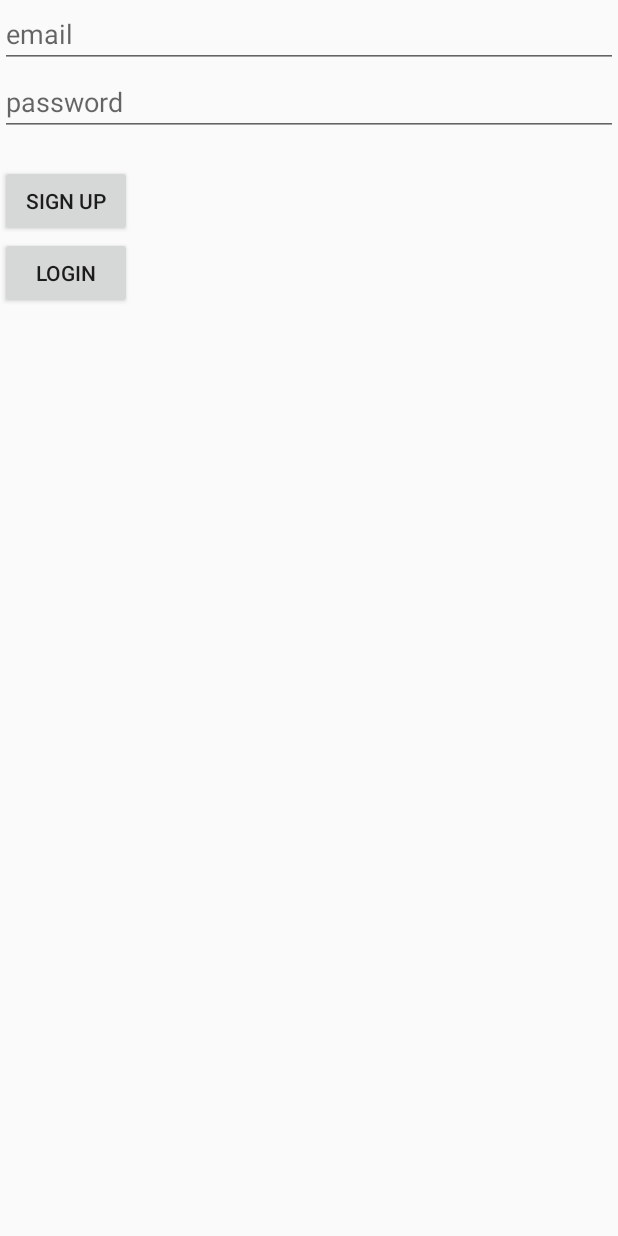
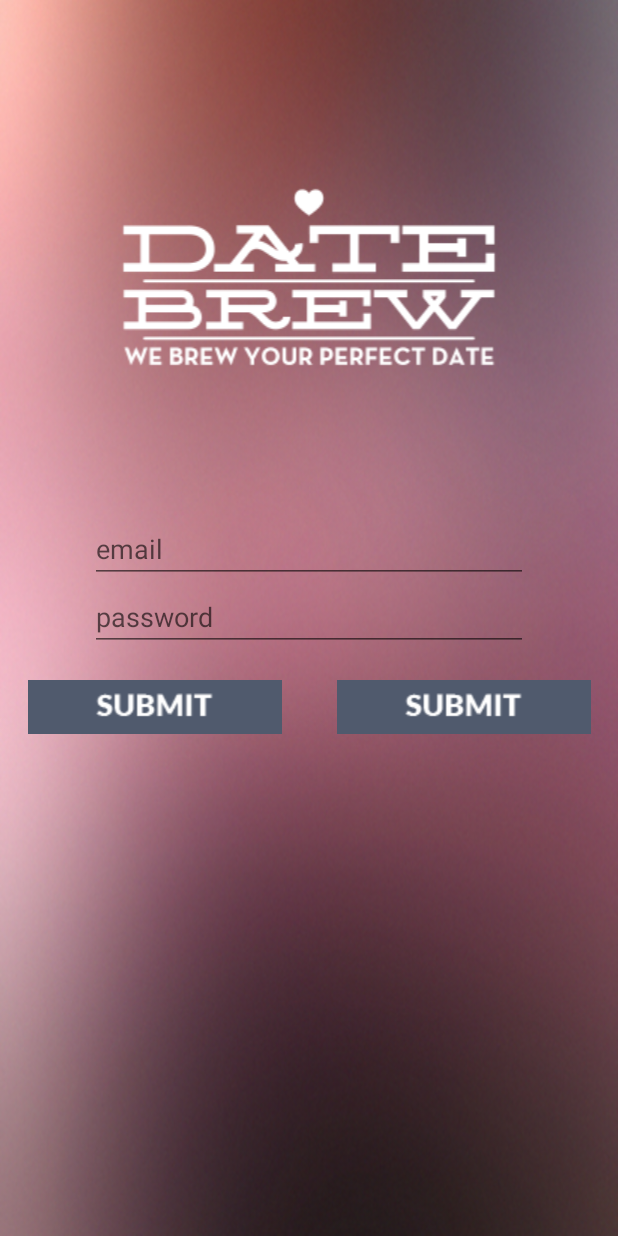
Before and after one commit to levibostian/DateBrew, an Android app: the screen it shows after launch (MainActivity), after a tap on an icon or button, on a phone screen of 412 x 824 dp. Run offline under Robolectric (Android 15) with nearby library versions, the phone set to English and light mode, and no system bars.

Commit message:
Add another screen for login and old login screen is now welcome screen.

```diff
--- a/app/src/main/java/co/perfectnight/perfectnight/fragment/LoginFragment.java
+++ b/app/src/main/java/co/perfectnight/perfectnight/fragment/LoginFragment.java
@@ -4,13 +4,14 @@ import android.app.Fragment;
 import android.content.Context;
 import android.os.Bundle;
 import android.support.annotation.Nullable;
+import android.support.v7.app.ActionBarActivity;
 import android.view.LayoutInflater;
 import android.view.View;
 import android.view.ViewGroup;
 import android.view.inputmethod.InputMethodManager;
 import android.widget.Button;
 import android.widget.EditText;
-import android.widget.FrameLayout;
+import android.widget.ImageView;
 import android.widget.TextView;
 import co.perfectnight.perfectnight.R;
 import com.parse.LogInCallback;
@@ -22,8 +23,8 @@ public class LoginFragment extends Fragment {
 
     private EditText mEmailEditText;
     private EditText mPasswordEditText;
-    private Button mSignUpButton;
-    private Button mLoginButton;
+    private ImageView mSignUpButton;
+    private ImageView mLoginButton;
     private TextView mErrorText;
 
     public static LoginFragment newInstance() {
@@ -37,8 +38,8 @@ public class LoginFragment extends Fragment {
 
         mEmailEditText = (EditText) view.findViewById(R.id.email_edittext);
         mPasswordEditText = (EditText) view.findViewById(R.id.password_edittext);
-        mSignUpButton = (Button) view.findViewById(R.id.signup_button);
-        mLoginButton = (Button) view.findViewById(R.id.login_button);
+        mSignUpButton = (ImageView) view.findViewById(R.id.signup_button);
+        mLoginButton = (ImageView) view.findViewById(R.id.login_button);
         mErrorText = (TextView) view.findViewById(R.id.error_text);
 
         mSignUpButton.setOnClickListener(new View.OnClickListener() {
--- a/app/src/main/java/co/perfectnight/perfectnight/fragment/PriceFragment.java
+++ b/app/src/main/java/co/perfectnight/perfectnight/fragment/PriceFragment.java
@@ -3,6 +3,7 @@ package co.perfectnight.perfectnight.fragment;
 import android.app.Fragment;
 import android.os.Bundle;
 import android.support.annotation.Nullable;
+import android.support.v7.app.ActionBarActivity;
 import android.view.LayoutInflater;
 import android.view.Menu;
 import android.view.MenuInflater;
@@ -28,6 +29,7 @@ public class PriceFragment extends Fragment {
         View view = inflater.inflate(R.layout.fragment_price, container, false);
 
         setHasOptionsMenu(true);
+        showActionBar();
 
         mLowestPriceButton = (Button) view.findViewById(R.id.lowest_price_button);
         mMediumPriceButton = (Button) view.findViewById(R.id.medium_price_button);
@@ -72,4 +74,9 @@ public class PriceFragment extends Fragment {
 
         return super.onOptionsItemSelected(item);
     }
+
+    private void showActionBar() {
+        ((ActionBarActivity) getActivity()).getSupportActionBar().show();
+    }
+
 }
--- a/app/src/main/res/layout/fragment_login.xml
+++ b/app/src/main/res/layout/fragment_login.xml
@@ -1,11 +1,23 @@
 <?xml version="1.0" encoding="utf-8"?>
 <LinearLayout xmlns:android="http://schemas.android.com/apk/res/android"
+    xmlns:tools="http://schemas.android.com/tools"
     android:orientation="vertical"
     android:layout_width="match_parent"
-    android:layout_height="match_parent">
+    android:layout_height="match_parent"
+    android:background="@drawable/background"
+    tools:context=".MainActivity">
+
+    <ImageView
+        android:paddingTop="120dp"
+        android:src="@drawable/logo"
+        android:layout_width="match_parent"
+        android:layout_height="wrap_content"
+        android:paddingBottom="90dp"/>
 
     <EditText
         android:id="@+id/email_edittext"
+        android:layout_marginLeft="60dp"
+        android:layout_marginRight="60dp"
         android:layout_width="match_parent"
         android:layout_height="wrap_content"
         android:hint="email"/>
@@ -14,6 +26,8 @@
         android:id="@+id/password_edittext"
         android:layout_width="match_parent"
         android:layout_height="wrap_content"
+        android:layout_marginLeft="60dp"
+        android:layout_marginRight="60dp"
         android:hint="password"
         android:inputType="textPassword"/>
 
@@ -22,15 +36,25 @@
         android:layout_width="match_parent"
         android:layout_height="wrap_content" />
 
-    <Button
+    <LinearLayout
+        android:weightSum="1"
+        android:layout_width="match_parent"
+        android:layout_height="wrap_content">
+
+    <ImageView
         android:id="@+id/signup_button"
-        android:layout_width="wrap_content"
+        android:layout_width="0dp"
+        android:layout_weight=".5"
         android:layout_height="wrap_content"
-        android:text="Sign Up"/>
+        android:src="@drawable/submit"/>
 
-    <Button
+    <ImageView
         android:id="@+id/login_button"
-        android:layout_width="wrap_content"
+        android:layout_width="0dp"
+        android:layout_weight=".5"
         android:layout_height="wrap_content"
-        android:text="Login"/>
+        android:src="@drawable/submit"/>
+
+    </LinearLayout>
+
 </LinearLayout>
--- a/app/src/main/res/layout/fragment_welcome.xml
+++ b/app/src/main/res/layout/fragment_welcome.xml
@@ -21,6 +21,7 @@
         android:textColor="@android:color/white"
         android:textSize="24sp"
         android:paddingTop="40dp"
+        android:paddingBottom="10dp"
         android:text="Sign In With"/>
 
     <LinearLayout
```
